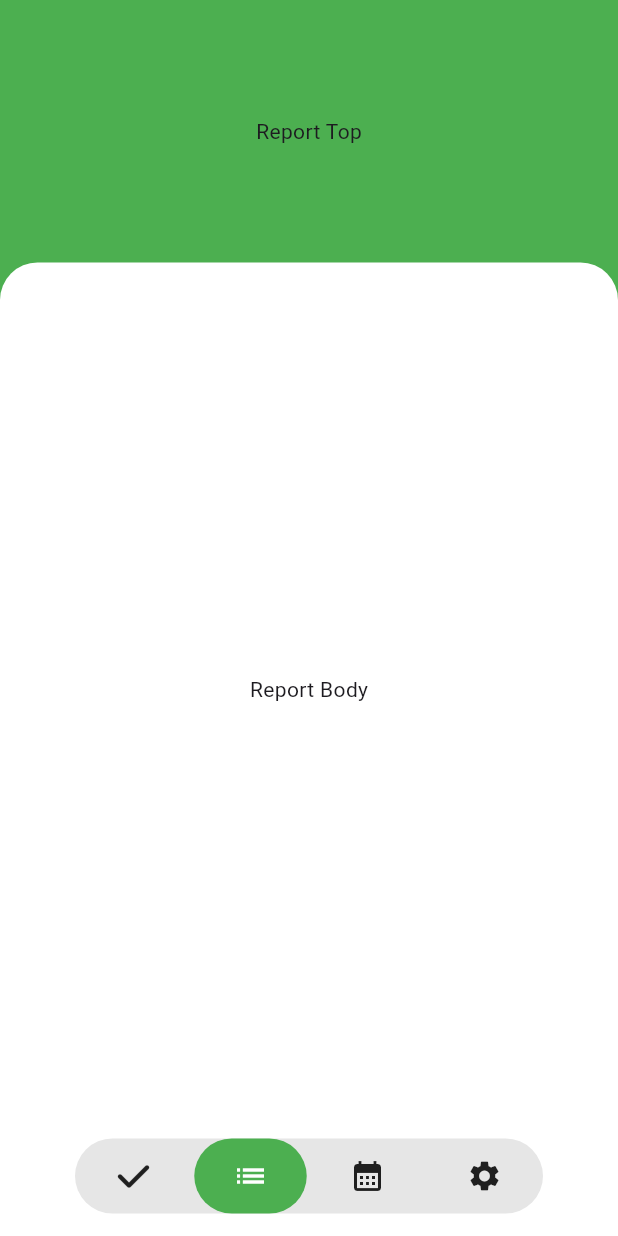
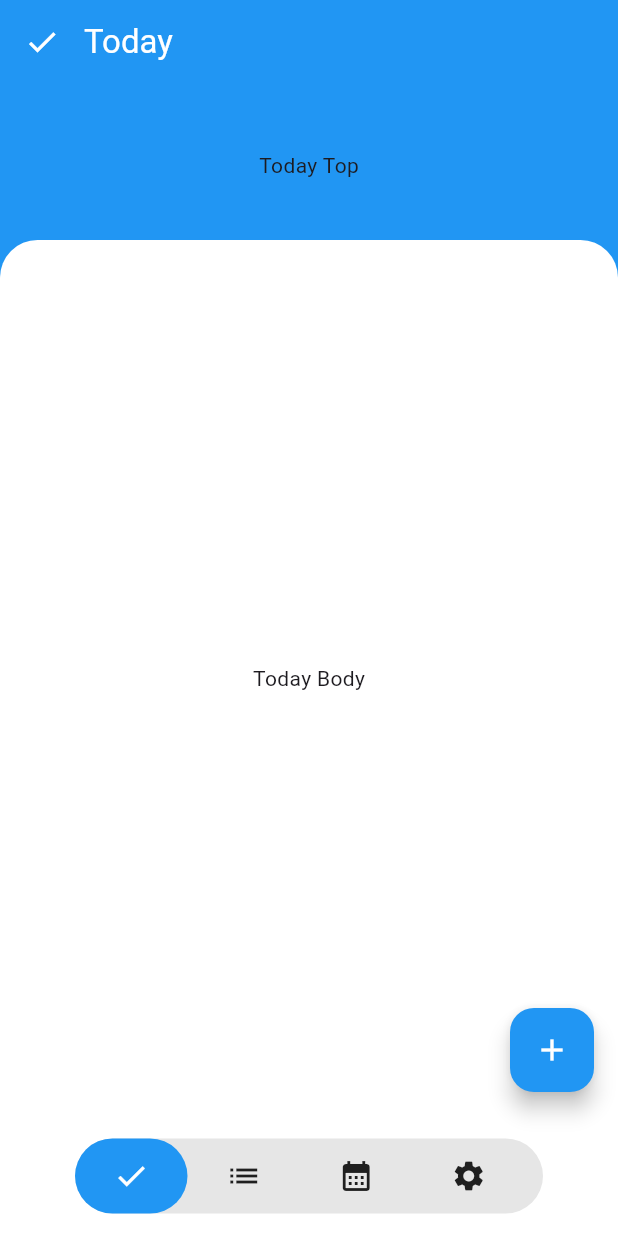
Before and after one commit to ffchrulrozi/my-budget, a Flutter app: the screen it shows after launch, on a phone screen of 412 x 824 dp. Run offline on Flutter 3.47's test engine with Material 3 defaults, Android fonts, the phone set to English and light mode, and no system bars; our stand-ins replace flutter_bloc, go_router.

Commit message:
dashboard: fix ui

```diff
--- a/lib/features/dashboard/bloc/dashboard_bloc.dart
+++ b/lib/features/dashboard/bloc/dashboard_bloc.dart
@@ -3,7 +3,7 @@ import 'package:my_budget/features/dashboard/bloc/dashboard_event.dart';
 import 'package:my_budget/features/dashboard/bloc/dashboard_state.dart';
 
 class DashboardBloc extends Bloc<DashboardEvent, DashboardState> {
-  DashboardBloc() : super(DashboardLoaded(1)) {
+  DashboardBloc() : super(DashboardLoaded(0)) {
     on<ChangeScreen>((event, emit) {
       emit(DashboardLoaded(event.screenIndex));
     });
--- /dev/null
+++ b/lib/features/dashboard/models/dashboard_item.dart
@@ -0,0 +1,9 @@
+import 'package:flutter/material.dart';
+
+class DashboardItem {
+  final String title;
+  final Color color;
+  final IconData icon;
+
+  DashboardItem(this.title, this.color, this.icon);
+}
--- a/lib/features/dashboard/page/dashboard_page.dart
+++ b/lib/features/dashboard/page/dashboard_page.dart
@@ -2,27 +2,30 @@ import 'package:flutter/material.dart';
 import 'package:flutter_bloc/flutter_bloc.dart';
 import 'package:my_budget/features/dashboard/bloc/dashboard_bloc.dart';
 import 'package:my_budget/features/dashboard/bloc/dashboard_state.dart';
+import 'package:my_budget/features/dashboard/models/dashboard_item.dart';
 import 'package:my_budget/features/dashboard/page/widgets/body_widget.dart';
 import 'package:my_budget/features/dashboard/page/widgets/bottom_bar_widget.dart';
 import 'package:my_budget/features/dashboard/page/widgets/top_widget.dart';
+import 'package:my_budget/features/dashboard/page/widgets/app_bar_widget.dart';
 
 class DashboardPage extends StatelessWidget {
   const DashboardPage({super.key});
 
   @override
   Widget build(BuildContext context) {
-    const backgroundColors = [
-      Colors.blue,
-      Colors.green,
-      Colors.orange,
-      Colors.pink,
+    var items = <DashboardItem>[
+      DashboardItem("Today", Colors.blue, Icons.check),
+      DashboardItem("Report", Colors.green, Icons.list),
+      DashboardItem("Calendar", Colors.orangeAccent, Icons.calendar_month),
+      DashboardItem("Setting", Colors.pinkAccent, Icons.settings),
     ];
 
     return BlocBuilder<DashboardBloc, DashboardState>(
         builder: (context, state) {
       if (state is DashboardLoaded) {
         return Scaffold(
-          backgroundColor: backgroundColors[state.screenIndex],
+          appBar: AppBarWidget(items[state.screenIndex]),
+          backgroundColor: items[state.screenIndex].color,
           body: Column(
             children: [
               TopWidget(
@@ -35,8 +38,17 @@ class DashboardPage extends StatelessWidget {
               ),
             ],
           ),
-          bottomNavigationBar:
-              BottomBarWidget(backgroundColors: backgroundColors),
+          bottomNavigationBar: BottomBarWidget(items),
+          floatingActionButton: state.screenIndex == 0
+              ? FloatingActionButton(
+                  backgroundColor: items[state.screenIndex].color,
+                  onPressed: () => (),
+                  child: Icon(
+                    Icons.add,
+                    color: Colors.white,
+                  ),
+                )
+              : null,
         );
       } else {
         return CircularProgressIndicator();
--- /dev/null
+++ b/lib/features/dashboard/page/widgets/app_bar_widget.dart
@@ -0,0 +1,24 @@
+import 'package:flutter/material.dart';
+import 'package:my_budget/features/dashboard/models/dashboard_item.dart';
+
+class AppBarWidget extends StatelessWidget implements PreferredSizeWidget {
+  final DashboardItem item;
+
+  const AppBarWidget(
+    this.item, {
+    super.key,
+  });
+
+  @override
+  Widget build(BuildContext context) {
+    return AppBar(
+      backgroundColor: item.color,
+      leading: Icon(item.icon),
+      title: Text(item.title),
+      titleSpacing: 0,
+    );
+  }
+
+  @override
+  Size get preferredSize => Size.fromHeight(60);
+}
--- a/lib/features/dashboard/page/widgets/bottom_bar_widget.dart
+++ b/lib/features/dashboard/page/widgets/bottom_bar_widget.dart
@@ -1,16 +1,22 @@
 import 'package:flutter/material.dart';
 import 'package:flutter_bloc/flutter_bloc.dart';
-import 'package:font_awesome_flutter/font_awesome_flutter.dart';
 import 'package:my_budget/features/dashboard/bloc/dashboard_bloc.dart';
 import 'package:my_budget/features/dashboard/bloc/dashboard_event.dart';
 import 'package:my_budget/features/dashboard/bloc/dashboard_state.dart';
+import 'package:my_budget/features/dashboard/models/dashboard_item.dart';
 
 class BottomBarWidget extends StatelessWidget {
-  final List<Color> backgroundColors;
-  const BottomBarWidget({required this.backgroundColors, super.key});
+  final List<DashboardItem> items;
+
+  const BottomBarWidget(
+    this.items, {
+    super.key,
+  });
 
   @override
   Widget build(BuildContext context) {
+    final bloc = context.read<DashboardBloc>();
+
     return Container(
       height: 80,
       padding: EdgeInsets.symmetric(vertical: 15, horizontal: 50),
@@ -20,49 +26,13 @@ class BottomBarWidget extends StatelessWidget {
           color: Color.fromRGBO(0, 0, 0, 0.1),
           borderRadius: BorderRadius.circular(25),
         ),
-        child: Row(
-          mainAxisAlignment: MainAxisAlignment.spaceAround,
-          children: [
-            BottomBarItem(
-                index: 0,
-                icon: FontAwesomeIcons.check,
-                backgroundColors: backgroundColors),
-            BottomBarItem(
-                index: 1, icon: Icons.list, backgroundColors: backgroundColors),
-            BottomBarItem(
-                index: 2,
-                icon: Icons.calendar_month,
-                backgroundColors: backgroundColors),
-            BottomBarItem(
-                index: 3,
-                icon: Icons.settings,
-                backgroundColors: backgroundColors)
-          ],
-        ),
-      ),
-    );
-  }
-}
-
-class BottomBarItem extends StatelessWidget {
-  final int index;
-  final IconData icon;
-  final List<Color> backgroundColors;
-
-  const BottomBarItem({
-    required this.index,
-    required this.icon,
-    required this.backgroundColors,
-    super.key,
-  });
-
-  @override
-  Widget build(BuildContext context) {
-    final bloc = context.read<DashboardBloc>();
-
-    return BlocBuilder<DashboardBloc, DashboardState>(
+        child: BlocBuilder<DashboardBloc, DashboardState>(
           builder: (context, state) {
             if (state is DashboardLoaded) {
+              return ListView.builder(
+                scrollDirection: Axis.horizontal,
+                itemCount: items.length,
+                itemBuilder: (context, index) {
                   return InkWell(
                     onTap: () => bloc.add(ChangeScreen(index)),
                     child: Container(
@@ -70,20 +40,24 @@ class BottomBarItem extends StatelessWidget {
                       width: 75,
                       decoration: BoxDecoration(
                         color: index == state.screenIndex
-                    ? backgroundColors[state.screenIndex]
+                            ? items[state.screenIndex].color
                             : null,
                         borderRadius: BorderRadius.circular(25),
                       ),
                       child: Icon(
-                icon,
+                        items[index].icon,
                         color: index == state.screenIndex ? Colors.white : null,
                       ),
                     ),
                   );
+                },
+              );
             } else {
-          return CircularProgressIndicator();
+              return Container();
             }
           },
+        ),
+      ),
     );
   }
 }
--- a/lib/features/dashboard/page/widgets/top_widget.dart
+++ b/lib/features/dashboard/page/widgets/top_widget.dart
@@ -11,8 +11,8 @@ class TopWidget extends StatelessWidget {
   @override
   Widget build(BuildContext context) {
     return Container(
-      padding: EdgeInsets.all(20),
-      height: 175,
+      padding: EdgeInsets.symmetric(vertical: 10, horizontal: 20),
+      height: 100,
       child: IndexedStack(
         index: screenIndex,
         children: [
--- a/lib/theme/app_theme.dart
+++ b/lib/theme/app_theme.dart
@@ -3,7 +3,6 @@ import 'package:flutter/material.dart';
 final ThemeData appTheme = ThemeData(
   scaffoldBackgroundColor: Colors.white,
   appBarTheme: AppBarTheme(
-    backgroundColor: Colors.indigo,
     foregroundColor: Colors.white,
   ),
 );
```
Lines whose indentation alone changed are shown as unchanged.
